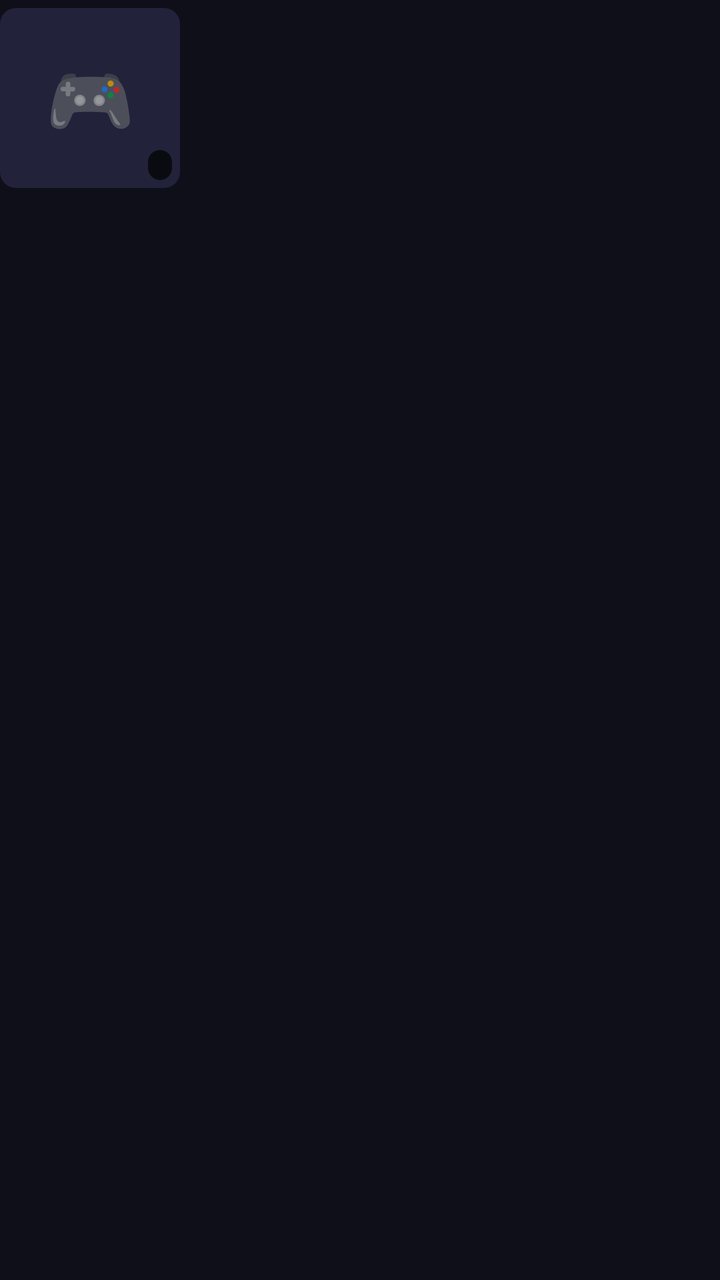
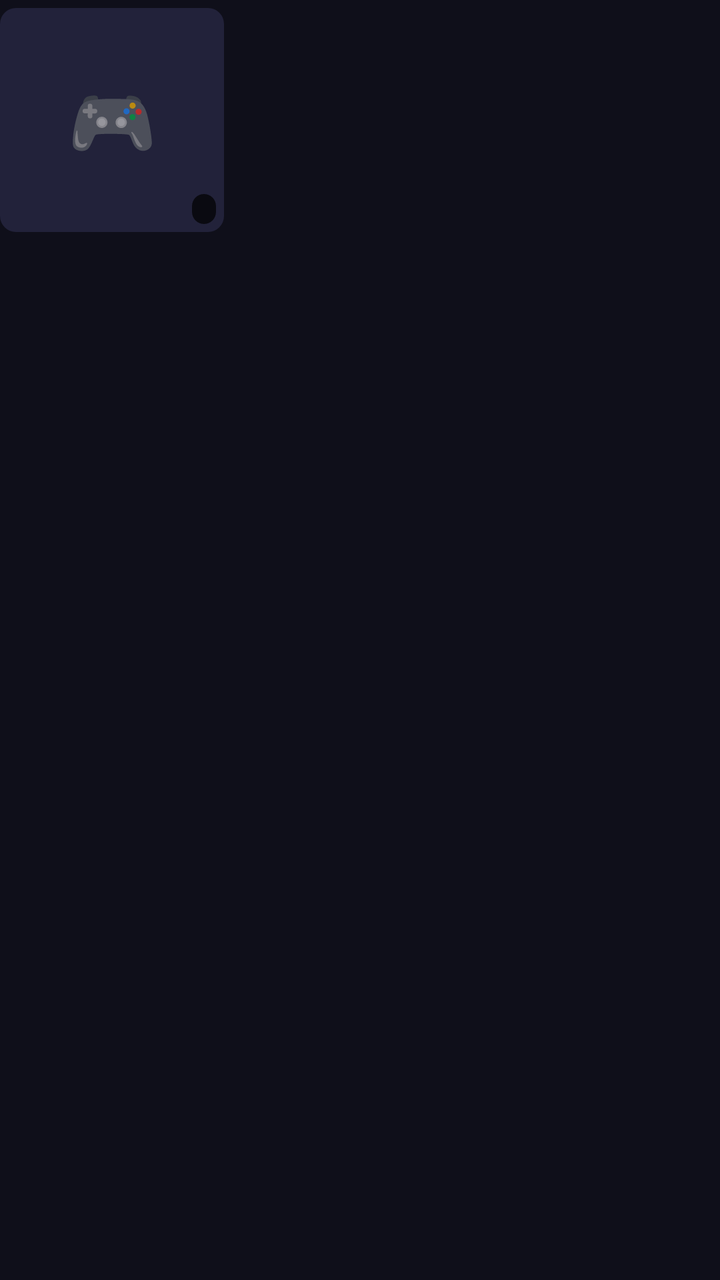

Before-and-after screenshots of an Android layout around one commit, followed by the original layout XML and the change that was made.
<!-- AndroidManifest.xml: application theme Theme.RetroHub -->
<!-- res/layout/item_game_card.xml -->
<?xml version="1.0" encoding="utf-8"?>
<LinearLayout xmlns:android="http://schemas.android.com/apk/res/android"
    android:layout_width="wrap_content"
    android:layout_height="wrap_content"
    android:orientation="vertical"
    android:paddingEnd="@dimen/space_m"
    android:paddingTop="@dimen/space_xs"
    android:paddingBottom="@dimen/space_xs">

    <FrameLayout
        android:id="@+id/card"
        android:layout_width="@dimen/game_card_size"
        android:layout_height="@dimen/game_card_size"
        android:background="@drawable/bg_card_small"
        android:backgroundTint="@color/bg_card">

        <ImageView
            android:id="@+id/cover"
            android:layout_width="match_parent"
            android:layout_height="match_parent"
            android:scaleType="centerCrop"
            android:visibility="gone"
            android:contentDescription="cover"/>

        <TextView
            android:id="@+id/emoji"
            android:layout_width="wrap_content"
            android:layout_height="wrap_content"
            android:layout_gravity="center"
            android:text="🎮"
            android:textSize="36sp"/>

        <TextView
            android:id="@+id/platform_chip"
            android:layout_width="wrap_content"
            android:layout_height="wrap_content"
            android:layout_gravity="bottom|end"
            android:layout_margin="4dp"
            android:background="@drawable/bg_chip_dark"
            android:paddingStart="6dp"
            android:paddingEnd="6dp"
            android:paddingTop="2dp"
            android:paddingBottom="2dp"
            android:textColor="@color/text_primary"
            android:textSize="8sp"
            android:textStyle="bold"/>
    </FrameLayout>

    <TextView
        android:id="@+id/title"
        android:layout_width="@dimen/game_card_size"
        android:layout_height="wrap_content"
        android:layout_marginTop="@dimen/space_xs"
        android:ellipsize="end"
        android:maxLines="2"
        android:textColor="@color/text_primary"
        android:textSize="10sp"
        android:textStyle="bold"/>

    <TextView
        android:id="@+id/playtime"
        android:layout_width="wrap_content"
        android:layout_height="wrap_content"
        android:textColor="@color/text_faint"
        android:textSize="9sp"/>
</LinearLayout>
<!-- resources referenced by this layout -->
<resources>
  <color name="bg_card">#22223A</color>
  <color name="text_faint">#40FFFFFF</color>
  <color name="text_primary">#FFFFFF</color>
  <dimen name="game_card_size">90dp</dimen>
  <dimen name="space_m">12dp</dimen>
  <dimen name="space_xs">4dp</dimen>
  <!-- drawable bg_card_small (drawable) -->
  <?xml version="1.0" encoding="utf-8"?>
  <shape xmlns:android="http://schemas.android.com/apk/res/android"
      android:shape="rectangle">
      <solid android:color="@color/bg_card"/>
      <corners android:radius="@dimen/card_radius_small"/>
  </shape>
  <!-- drawable bg_chip_dark (drawable) -->
  <?xml version="1.0" encoding="utf-8"?>
  <shape xmlns:android="http://schemas.android.com/apk/res/android"
      android:shape="rectangle">
      <solid android:color="@color/overlay_black_70"/>
      <corners android:radius="8dp"/>
  </shape>
  <style name="Theme.RetroHub" parent="Theme.MaterialComponents.NoActionBar">
          <item name="colorPrimary">@color/brand_red</item>
          <item name="colorPrimaryVariant">@color/brand_red_dark</item>
          <item name="colorOnPrimary">@color/text_primary</item>
          <item name="colorSecondary">@color/brand_red</item>
          <item name="colorSurface">@color/bg_surface</item>
          <item name="colorOnSurface">@color/text_primary</item>
          <item name="android:colorBackground">@color/bg_root</item>
          <item name="colorOnBackground">@color/text_primary</item>
          <item name="android:windowBackground">@color/bg_root</item>
          <item name="android:statusBarColor">@color/bg_root</item>
          <item name="android:navigationBarColor">@color/bg_root</item>
          <item name="android:windowLightStatusBar">false</item>
          <item name="android:textColorPrimary">@color/text_primary</item>
          <item name="android:textColorSecondary">@color/text_muted</item>
          
          <item name="bottomNavigationStyle">@style/RetroHub.BottomNav</item>
          <item name="materialAlertDialogTheme">@style/RetroHub.AlertDialog</item>
      </style>
  <dimen name="card_radius_small">8dp</dimen>
  <color name="overlay_black_70">#B3000000</color>
  <color name="brand_red">#E8002D</color>
  <color name="brand_red_dark">#B8001F</color>
  <color name="bg_surface">#1A1A2E</color>
  <color name="bg_root">#0F0F1A</color>
  <color name="text_muted">#99FFFFFF</color>
  <style name="RetroHub.BottomNav" parent="Widget.MaterialComponents.BottomNavigationView">
          <item name="backgroundTint">@color/bg_root</item>
          <item name="itemTextColor">@color/bottom_nav_colors</item>
          <item name="itemIconTint">@color/bottom_nav_colors</item>
          <item name="labelVisibilityMode">labeled</item>
      </style>
  <style name="RetroHub.AlertDialog" parent="ThemeOverlay.MaterialComponents.MaterialAlertDialog">
          <item name="colorSurface">@color/bg_surface</item>
          <item name="android:textColorPrimary">@color/text_primary</item>
          <item name="materialAlertDialogTitleTextStyle">@style/RetroHub.AlertTitle</item>
      </style>
  <style name="RetroHub.AlertTitle" parent="MaterialAlertDialog.MaterialComponents.Title.Text">
          <item name="android:textColor">@color/text_primary</item>
      </style>
</resources>

<!-- the commit's change to res/layout/item_game_card.xml (unified diff, before → after) -->
@@ -20,7 +20,7 @@
             android:layout_height="match_parent"
             android:scaleType="centerCrop"
             android:visibility="gone"
-            android:contentDescription="cover"/>
+            android:contentDescription="@string/cover_description"/>
 
         <TextView
             android:id="@+id/emoji"
@@ -54,7 +54,7 @@
         android:ellipsize="end"
         android:maxLines="2"
         android:textColor="@color/text_primary"
-        android:textSize="10sp"
+        android:textSize="12sp"
         android:textStyle="bold"/>
 
     <TextView
@@ -62,5 +62,5 @@
         android:layout_width="wrap_content"
         android:layout_height="wrap_content"
         android:textColor="@color/text_faint"
-        android:textSize="9sp"/>
+        android:textSize="11sp"/>
 </LinearLayout>
<!-- resource entries referenced after the edit -->
@@ -3,7 +3,7 @@
   <color name="bg_card">#22223A</color>
   <color name="text_faint">#40FFFFFF</color>
   <color name="text_primary">#FFFFFF</color>
-  <dimen name="game_card_size">90dp</dimen>
+  <dimen name="game_card_size">112dp</dimen>
   <dimen name="space_m">12dp</dimen>
   <dimen name="space_xs">4dp</dimen>
   <!-- drawable bg_card_small (drawable) -->
@@ -20,6 +20,7 @@
       <solid android:color="@color/overlay_black_70"/>
       <corners android:radius="8dp"/>
   </shape>
+  <string name="cover_description">Game cover</string>
   <style name="Theme.RetroHub" parent="Theme.MaterialComponents.NoActionBar">
           <item name="colorPrimary">@color/brand_red</item>
           <item name="colorPrimaryVariant">@color/brand_red_dark</item>
